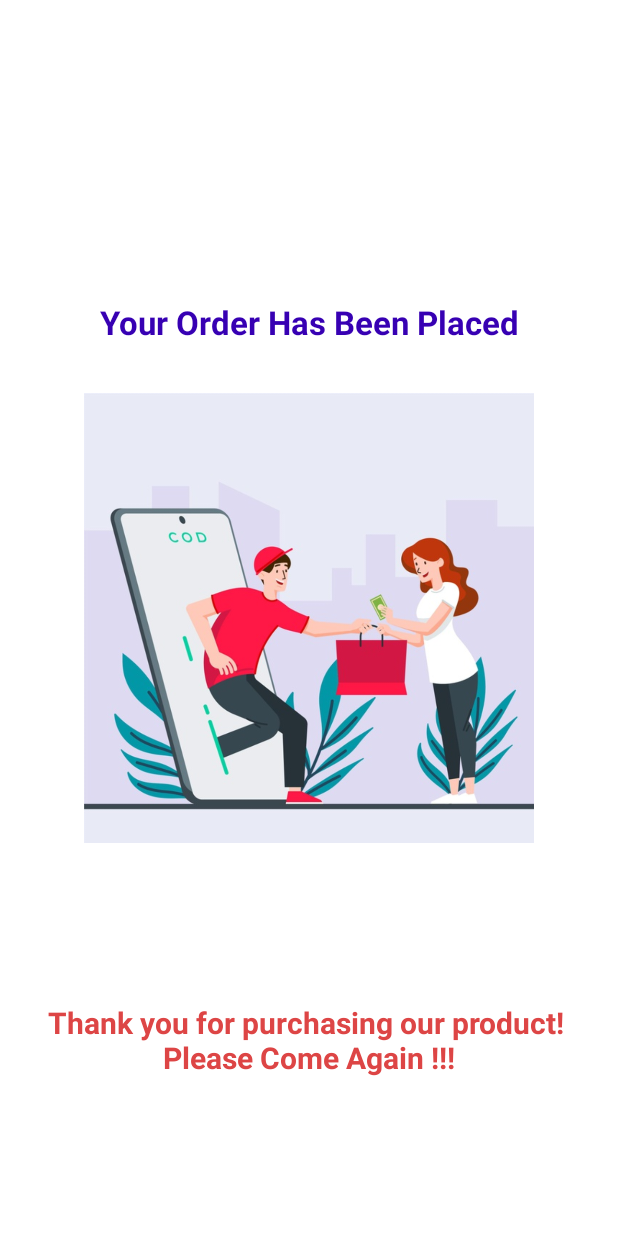
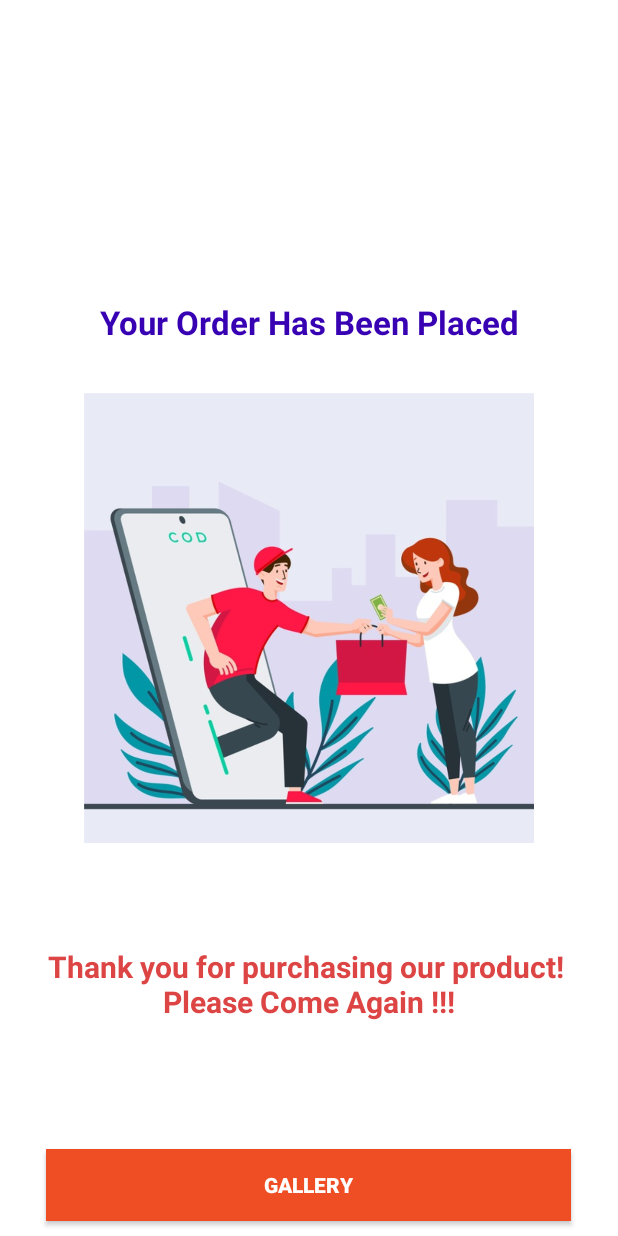
Before and after one commit to Zeraphim/AngkolsKitchenApp, an Android app: the PlaceOrderActivity screen opened directly, with no data from a screen before it, on a phone screen of 412 x 824 dp. Run offline under Robolectric (Android 15) with nearby library versions, the phone set to English and light mode, and no system bars; our stand-ins replace Firebase (no records; nobody signed in at launch, a user with empty details on screens opened directly); Roboto replaces fonts that are not available here.

```diff
--- a/app/src/main/java/com/example/angkolskitchenapp/PlaceOrderActivity.java
+++ b/app/src/main/java/com/example/angkolskitchenapp/PlaceOrderActivity.java
@@ -6,6 +6,7 @@ import androidx.core.app.NotificationCompat;
 
 import android.app.NotificationChannel;
 import android.app.NotificationManager;
+import android.content.Intent;
 import android.graphics.Color;
 import android.os.Bundle;
 import android.view.View;
@@ -13,6 +14,7 @@ import android.widget.Button;
 import android.widget.Toast;
 
 import com.example.angkolskitchenapp.activities.DetailedActivity;
+import com.example.angkolskitchenapp.adapters.MyCartAdapter;
 import com.example.angkolskitchenapp.model.MyCartModel;
 import com.google.android.gms.tasks.OnCompleteListener;
 import com.google.android.gms.tasks.Task;
@@ -29,8 +31,10 @@ public class PlaceOrderActivity extends AppCompatActivity {
     FirebaseAuth auth;
     FirebaseFirestore firestore;
 
+
+
     //
-    Button buyNow;
+    Button btnGallery;
     private static final String PRIMARY_CHANNEL_ID = "primary_notification_channel";
     private NotificationManager mNotifyManager;
     private static final int NOTIFICATION_ID = 0;
@@ -40,7 +44,7 @@ public class PlaceOrderActivity extends AppCompatActivity {
         super.onCreate(savedInstanceState);
         setContentView(R.layout.activity_place_order);
         //
-        buyNow = findViewById(R.id.buy_now);
+        btnGallery = findViewById(R.id.gallery_btn);
         createNotificationChannel();
 
         auth = FirebaseAuth.getInstance();
@@ -72,6 +76,17 @@ public class PlaceOrderActivity extends AppCompatActivity {
                 });
             }
         }
+
+
+        btnGallery.setOnClickListener(new View.OnClickListener() {
+
+            @Override
+            public void onClick(View v) {
+                startActivity(new Intent(getApplicationContext(), GalleryMenu.class));
+                finish();
+            }
+        });
+
     }
 
     public void createNotificationChannel()
@@ -111,4 +126,5 @@ public class PlaceOrderActivity extends AppCompatActivity {
         NotificationCompat.Builder notifyBuilder = getNotificationBuilder();
         mNotifyManager.notify(NOTIFICATION_ID, notifyBuilder.build());
     }
+
 }
--- a/app/src/main/res/layout/activity_place_order.xml
+++ b/app/src/main/res/layout/activity_place_order.xml
@@ -32,17 +32,34 @@
         app:layout_constraintTop_toTopOf="parent"
         app:layout_constraintTop_toBottomOf="@id/textView7"/>
 
+
+    <androidx.appcompat.widget.AppCompatButton
+        android:id="@+id/gallery_btn"
+        android:layout_width="350dp"
+        android:layout_height="wrap_content"
+        android:layout_margin="10dp"
+        android:layout_marginBottom="132dp"
+        android:background="#EF4D23"
+        android:text="Gallery"
+        android:textColor="@color/white"
+        android:textStyle="bold"
+        app:layout_constraintBottom_toBottomOf="parent"
+        app:layout_constraintEnd_toEndOf="parent"
+        app:layout_constraintHorizontal_bias="0.491"
+        app:layout_constraintStart_toStartOf="parent" />
+
     <TextView
         android:layout_width="match_parent"
         android:layout_height="wrap_content"
+        android:gravity="center_horizontal"
         android:text="Thank you for purchasing our product! \nPlease Come Again !!!"
+        android:textAlignment="center"
         android:textColor="#DD4545"
         android:textSize="20sp"
-        android:textAlignment="center"
         android:textStyle="bold"
         app:layout_constraintBottom_toBottomOf="parent"
         app:layout_constraintStart_toStartOf="parent"
         app:layout_constraintTop_toBottomOf="@id/imageView3"
-        android:gravity="center_horizontal" />
+        app:layout_constraintVertical_bias="0.325" />
 
 </androidx.constraintlayout.widget.ConstraintLayout>
```
Also changed, not shown: app/src/main/java/com/example/angkolskitchenapp/MyCartFragment.java (+29 -0 lines), app/src/main/java/com/example/angkolskitchenapp/adapters/MyCartAdapter.java (+8 -0 lines).
